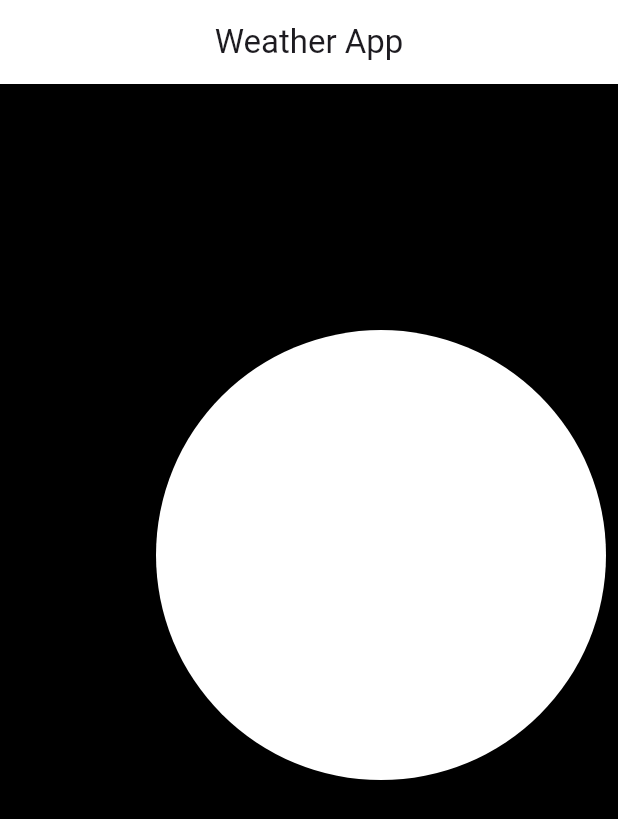
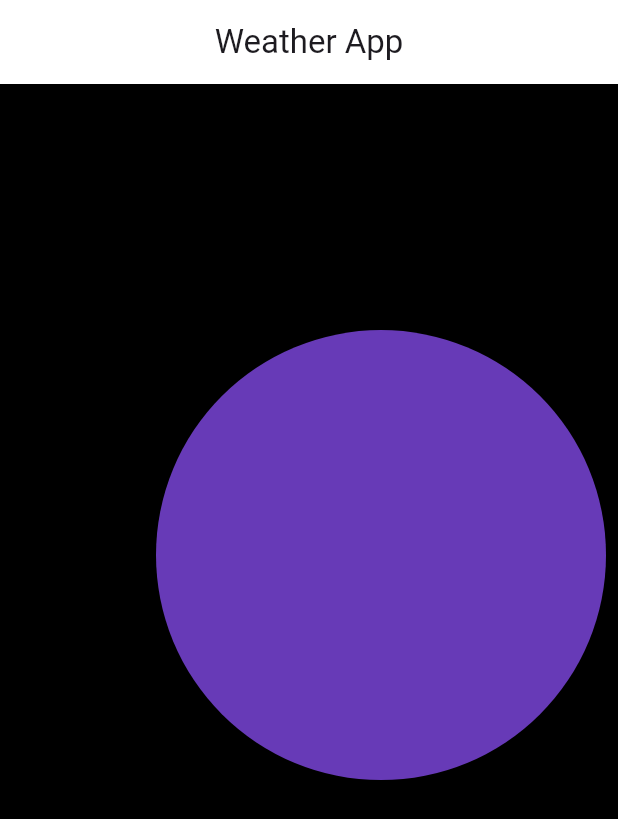
Before and after one commit to tondra93/Flutter-Bloc, a Flutter app: the screen it shows after launch, on a phone screen of 412 x 824 dp. Shown: the top 819 px of the screen. Run offline on Flutter 3.47's test engine with Material 3 defaults, Android fonts, the phone set to English and light mode, and no system bars; our stand-ins replace bloc, equatable.

Commit message:
fixed error

```diff
--- a/lib/screens/home_screen.dart
+++ b/lib/screens/home_screen.dart
@@ -31,8 +31,8 @@ class HomeScreen extends StatelessWidget {
                   height: 300,
                   width: 300,
                   decoration: BoxDecoration(
-                    color: Colors.white,
-                    borderRadius: BorderRadius.circular(150),
+                    shape: BoxShape.circle,
+                    color: Colors.deepPurple,
                   ),
                 ),
               )
```
Also changed, not shown: 2 other files.
